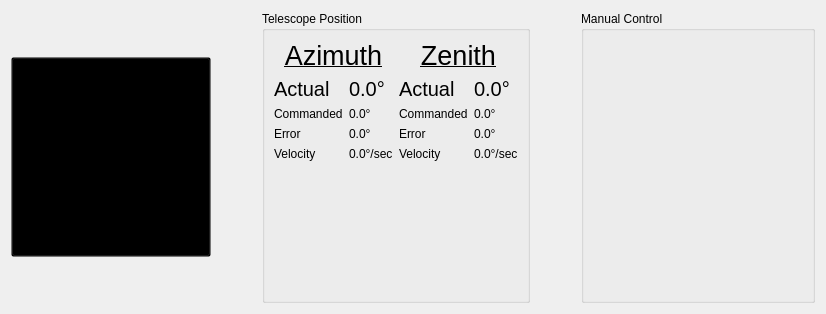
Tyronitar/rfsoc-interface, file ui_resources/telescope_control.ui: the form before one commit.
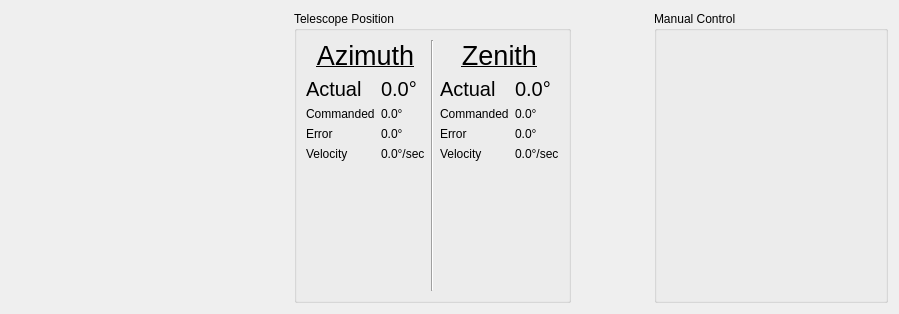
The form after the commit. Icons and pictures are not drawn. Custom widgets are drawn as their Qt base class.

Commit message: Get Telescope Connection Working

```diff
--- a/ui_resources/telescope_control.ui
+++ b/ui_resources/telescope_control.ui
@@ -6,7 +6,7 @@
    <rect>
     <x>0</x>
     <y>0</y>
-    <width>826</width>
+    <width>899</width>
     <height>314</height>
    </rect>
   </property>
@@ -80,7 +80,7 @@
           </font>
          </property>
          <property name="styleSheet">
-          <string notr="true">background-color: transparent;</string>
+          <string notr="true">border: none;</string>
          </property>
          <property name="text">
           <string/>
@@ -228,6 +228,13 @@
             </item>
            </layout>
           </item>
+          <item>
+           <widget class="Line" name="line">
+            <property name="orientation">
+             <enum>Qt::Orientation::Vertical</enum>
+            </property>
+           </widget>
+          </item>
           <item>
            <layout class="QFormLayout" name="formLayout_2">
             <property name="formAlignment">
```
Left out of the diff: 16 changed lines with no effect on the pictures. The commit also changes 4 other files.
